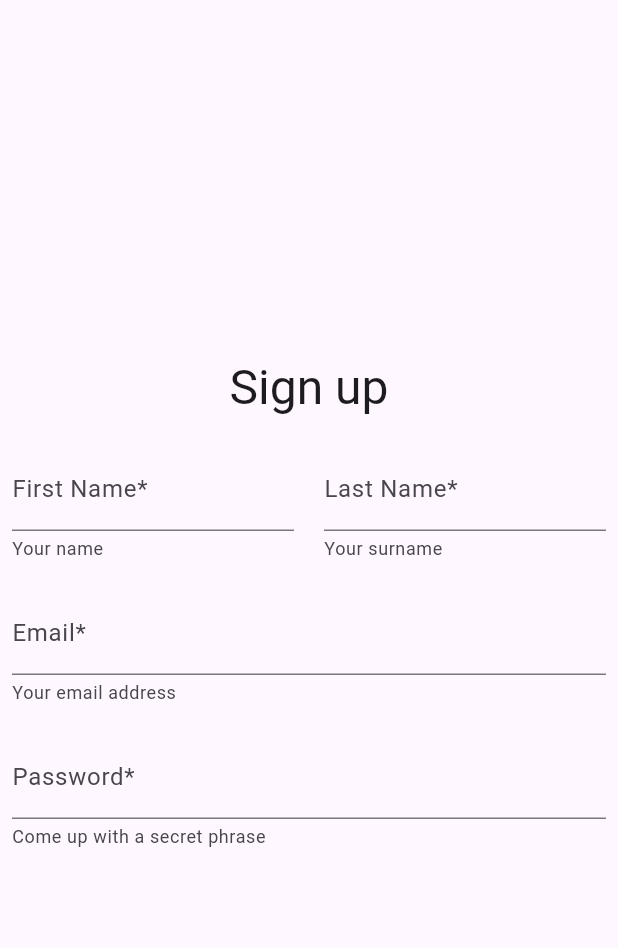
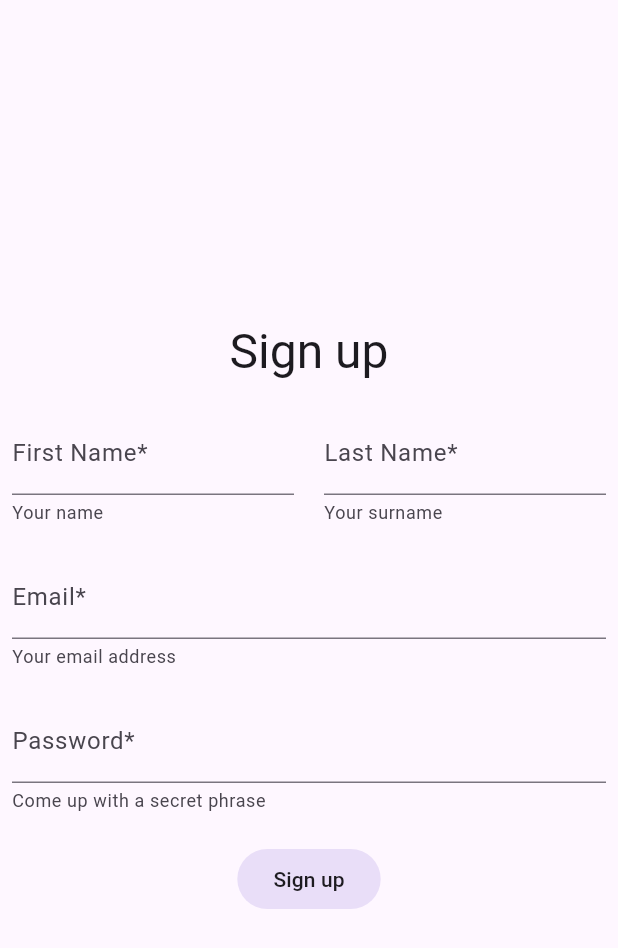
Before and after one commit to JohnKhandygo/firebase-playground, a Flutter app: the screen it shows after launch, on a phone screen of 412 x 824 dp. Shown: the top 948 px of the screen. Run offline on Flutter 3.47's test engine with Material 3 defaults, Android fonts, the phone set to English and light mode, and no system bars; our stand-ins replace email_validator.

Commit message:
flutter_app: add validation to the registration form.

```diff
--- a/flutter_app/lib/main.dart
+++ b/flutter_app/lib/main.dart
@@ -56,7 +56,7 @@ class MyHomePage extends StatefulWidget {
 }
 
 class _MyHomePageState extends State<MyHomePage> {
-  final _formKey = GlobalKey();
+  final _formKey = GlobalKey<FormState>();
 
   @override
   Widget build(BuildContext context) {
@@ -88,11 +88,10 @@ class _MyHomePageState extends State<MyHomePage> {
             // wireframe for each widget.
             mainAxisAlignment: MainAxisAlignment.center,
             children: <Widget>[
-              Text(
-                'Sign up',
-                style: Theme.of(context).textTheme.headlineLarge
+              Text('Sign up', style: Theme.of(context).textTheme.headlineLarge),
+              const SizedBox(
+                height: 20,
               ),
-              const SizedBox(height: 20,),
               Form(
                   key: _formKey,
                   child: Column(
@@ -104,44 +103,74 @@ class _MyHomePageState extends State<MyHomePage> {
                             child: TextFormField(
                               decoration: const InputDecoration(
                                 label: Text('First Name*'),
-                              helperText: 'Your name'
+                                helperText: 'Your name',
+                              ),
+                              validator: (value) =>
+                                  value == null || value.isEmpty
+                                      ? 'Enter your first name'
+                                      : null,
                             ),
                           ),
+                          const SizedBox(
+                            width: 20,
                           ),
-                        const SizedBox(width: 20,),
                           Expanded(
                             flex: 5,
                             child: TextFormField(
                               decoration: const InputDecoration(
                                 label: Text('Last Name*'),
-                              helperText: 'Your surname'
+                                helperText: 'Your surname',
                               ),
+                              validator: (value) =>
+                                  value == null || value.isEmpty
+                                      ? 'Enter your last name'
+                                      : null,
                             ),
                           ),
                         ],
                       ),
-                    const SizedBox(height: 20,),
+                      const SizedBox(
+                        height: 20,
+                      ),
                       TextFormField(
                         decoration: const InputDecoration(
                           label: Text('Email*'),
-                        helperText: 'Your email address'
+                          helperText: 'Your email address',
                         ),
-                      validator: (value) => value != null && EmailValidator.validate(value) ? null : 'Enter a valid email address',
+                        validator: (value) =>
+                            value != null && EmailValidator.validate(value)
+                                ? null
+                                : 'Enter a valid email address',
                       ),
-                    const SizedBox(height: 20,),
+                      const SizedBox(
+                        height: 20,
+                      ),
                       TextFormField(
                         decoration: const InputDecoration(
                           label: Text('Password*'),
-                        helperText: 'Come up with a secret phrase'
+                          helperText: 'Come up with a secret phrase',
                         ),
                         obscureText: true,
                         enableSuggestions: false,
                         autocorrect: false,
+                        validator: (value) => value == null || value.isEmpty
+                            ? 'Enter a password'
+                            : null,
                       ),
-                    const SizedBox(height: 20,),
+                      const SizedBox(
+                        height: 20,
+                      ),
+                      FilledButton.tonal(
+                        onPressed: () {
+                          _formKey.currentState!.validate();
+                        },
+                        child: Text(
+                          'Sign up',
+                          style: Theme.of(context).textTheme.labelLarge,
+                        ),
+                      )
                     ],
-                )
-              )
+                  ))
             ],
           ),
         ),
```
Lines whose indentation alone changed are shown as unchanged.
